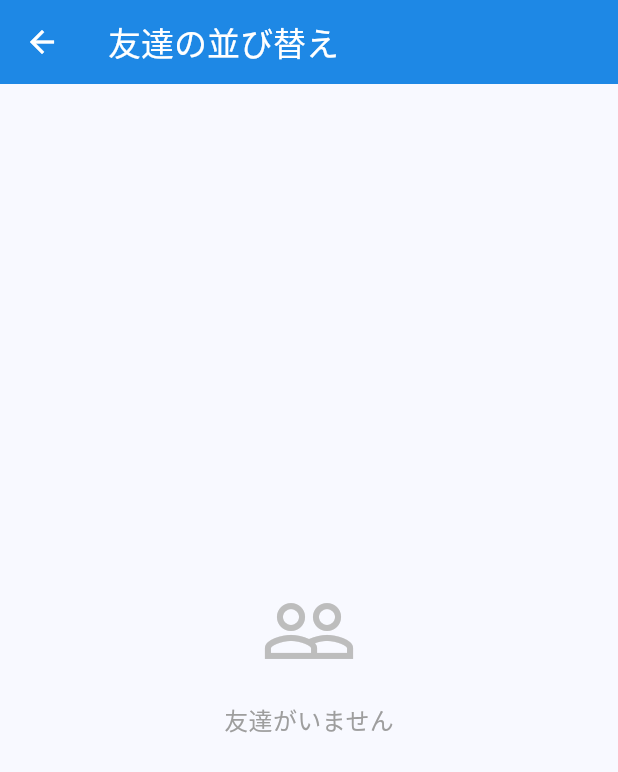
After one commit to thp-hoikujouhou-jpg/Callog, a Flutter app: the SearchContactsScreen screen opened directly, after a tap on the "swap vert" icon, on a phone screen of 412 x 824 dp. The commit adds this screen. Shown: the top 772 px of the screen. Run offline on Flutter 3.47's test engine with Material 3 defaults, Android fonts, the phone set to English and light mode, and no system bars; our stand-ins replace cloud_firestore, firebase_auth, firebase_core, firebase_storage, google_sign_in, image_picker and 1 more; accounts and stored records are empty; network calls fail.

Commit message:
Add dark mode, fix profile images, add friend reordering feature

```diff
--- /dev/null
+++ b/lib/screens/reorder_friends_screen.dart
@@ -0,0 +1,288 @@
+import 'package:flutter/material.dart';
+import 'package:provider/provider.dart';
+import 'package:cloud_firestore/cloud_firestore.dart';
+import 'package:firebase_auth/firebase_auth.dart';
+import '../services/localization_service.dart';
+
+class ReorderFriendsScreen extends StatefulWidget {
+  const ReorderFriendsScreen({super.key});
+
+  @override
+  State<ReorderFriendsScreen> createState() => _ReorderFriendsScreenState();
+}
+
+class _ReorderFriendsScreenState extends State<ReorderFriendsScreen> {
+  final FirebaseFirestore _firestore = FirebaseFirestore.instance;
+  final FirebaseAuth _auth = FirebaseAuth.instance;
+  List<Map<String, dynamic>> _friends = [];
+  bool _isLoading = true;
+  bool _hasChanges = false;
+
+  @override
+  void initState() {
+    super.initState();
+    _loadFriends();
+  }
+
+  Future<void> _loadFriends() async {
+    try {
+      final currentUser = _auth.currentUser;
+      if (currentUser == null) return;
+
+      final userDoc = await _firestore.collection('users').doc(currentUser.uid).get();
+      if (!userDoc.exists) {
+        setState(() => _isLoading = false);
+        return;
+      }
+
+      // Load friend order from Firestore
+      final friendOrder = List<String>.from(userDoc.data()?['friendOrder'] ?? []);
+      final friendIds = List<String>.from(userDoc.data()?['friends'] ?? []);
+
+      // If no custom order, use the friends list order
+      final orderedIds = friendOrder.isEmpty ? friendIds : friendOrder;
+
+      // Add any new friends not in the order list
+      for (var id in friendIds) {
+        if (!orderedIds.contains(id)) {
+          orderedIds.add(id);
+        }
+      }
+
+      // Remove any friends that are no longer in the friends list
+      orderedIds.removeWhere((id) => !friendIds.contains(id));
+
+      // Load friend details
+      final friendDocs = await Future.wait(
+        orderedIds.map((id) => _firestore.collection('users').doc(id).get()),
+      );
+
+      final friends = <Map<String, dynamic>>[];
+      for (var doc in friendDocs) {
+        if (doc.exists) {
+          final data = doc.data()!;
+          data['uid'] = doc.id;
+          friends.add(data);
+        }
+      }
+
+      setState(() {
+        _friends = friends;
+        _isLoading = false;
+      });
+    } catch (e) {
+      setState(() => _isLoading = false);
+    }
+  }
+
+  Future<void> _saveFriendOrder() async {
+    try {
+      final currentUser = _auth.currentUser;
+      if (currentUser == null) return;
+
+      final friendOrder = _friends.map((f) => f['uid'] as String).toList();
+
+      await _firestore.collection('users').doc(currentUser.uid).update({
+        'friendOrder': friendOrder,
+      });
+
+      setState(() => _hasChanges = false);
+
+      if (mounted) {
+        final localService = Provider.of<LocalizationService>(context, listen: false);
+        ScaffoldMessenger.of(context).showSnackBar(
+          SnackBar(
+            content: const Text('友達の順序を保存しました'),
+            backgroundColor: Colors.green,
+          ),
+        );
+
+        // Return true to indicate changes were saved
+        Navigator.pop(context, true);
+      }
+    } catch (e) {
+      if (mounted) {
+        ScaffoldMessenger.of(context).showSnackBar(
+          SnackBar(
+            content: Text('エラー: $e'),
+            backgroundColor: Colors.red,
+          ),
+        );
+      }
+    }
+  }
+
+  @override
+  Widget build(BuildContext context) {
+    final localService = Provider.of<LocalizationService>(context);
+
+    return WillPopScope(
+      onWillPop: () async {
+        if (_hasChanges) {
+          final shouldPop = await showDialog<bool>(
+            context: context,
+            builder: (context) => AlertDialog(
+              title: const Text('変更を破棄しますか？'),
+              content: const Text('保存していない変更があります。本当に戻りますか？'),
+              actions: [
+                TextButton(
+                  onPressed: () => Navigator.pop(context, false),
+                  child: const Text('キャンセル'),
+                ),
+                TextButton(
+                  onPressed: () => Navigator.pop(context, true),
+                  style: TextButton.styleFrom(foregroundColor: Colors.red),
+                  child: const Text('破棄'),
+                ),
+              ],
+            ),
+          );
+          return shouldPop ?? false;
+        }
+        return true;
+      },
+      child: Scaffold(
+        appBar: AppBar(
+          title: const Text('友達の並び替え'),
+          backgroundColor: Colors.blue.shade600,
+          foregroundColor: Colors.white,
+          actions: [
+            if (_hasChanges)
+              IconButton(
+                icon: const Icon(Icons.save),
+                onPressed: _saveFriendOrder,
+                tooltip: '保存',
+              ),
+          ],
+        ),
+        body: _isLoading
+            ? const Center(child: CircularProgressIndicator())
+            : _friends.isEmpty
+                ? Center(
+                    child: Column(
+                      mainAxisAlignment: MainAxisAlignment.center,
+                      children: [
+                        Icon(
+                          Icons.people_outline,
+                          size: 64,
+                          color: Colors.grey.shade400,
+                        ),
+                        const SizedBox(height: 16),
+                        const Text(
+                          '友達がいません',
+                          style: TextStyle(
+                            fontSize: 16,
+                            color: Colors.grey,
+                          ),
+                        ),
+                      ],
+                    ),
+                  )
+                : Column(
+                    children: [
+                      Container(
+                        padding: const EdgeInsets.all(16),
+                        color: Colors.blue.shade50,
+                        child: Row(
+                          children: [
+                            Icon(Icons.info_outline, color: Colors.blue.shade700),
+                            const SizedBox(width: 12),
+                            Expanded(
+                              child: Text(
+                                '長押ししてドラッグで順序を変更できます',
+                                style: TextStyle(
+                                  color: Colors.blue.shade700,
+                                  fontSize: 14,
+                                ),
+                              ),
+                            ),
+                          ],
+                        ),
+                      ),
+                      Expanded(
+                        child: ReorderableListView.builder(
+                          padding: const EdgeInsets.all(16),
+                          itemCount: _friends.length,
+                          onReorder: (oldIndex, newIndex) {
+                            setState(() {
+                              if (newIndex > oldIndex) {
+                                newIndex -= 1;
+                              }
+                              final friend = _friends.removeAt(oldIndex);
+                              _friends.insert(newIndex, friend);
+                              _hasChanges = true;
+                            });
+                          },
+                          itemBuilder: (context, index) {
+                            final friend = _friends[index];
+                            final photoUrl = friend['photoUrl'] as String?;
+                            final hasPhoto = photoUrl != null && photoUrl.isNotEmpty;
+
+                            return Card(
+                              key: ValueKey(friend['uid']),
+                              margin: const EdgeInsets.only(bottom: 12),
+                              child: ListTile(
+                                leading: CircleAvatar(
+                                  backgroundColor: Colors.blue.shade600,
+                                  backgroundImage: hasPhoto ? NetworkImage(photoUrl) : null,
+                                  onBackgroundImageError: hasPhoto ? (exception, stackTrace) {} : null,
+                                  child: hasPhoto
+                                      ? null
+                                      : Text(
+                                          (friend['username'] ?? '?')[0].toUpperCase(),
+                                          style: const TextStyle(color: Colors.white),
+                                        ),
+                                ),
+                                title: Text(
+                                  friend['username'] ?? 'Unknown',
+                                  style: const TextStyle(fontWeight: FontWeight.bold),
+                                ),
+                                subtitle: Text(friend['location'] ?? ''),
+                                trailing: Row(
+                                  mainAxisSize: MainAxisSize.min,
+                                  children: [
+                                    Text(
+                                      '#${index + 1}',
+                                      style: TextStyle(
+                                        color: Colors.grey.shade600,
+                                        fontWeight: FontWeight.bold,
+                                      ),
+                                    ),
+                                    const SizedBox(width: 8),
+                                    Icon(
+                                      Icons.drag_handle,
+                                      color: Colors.grey.shade600,
+                                    ),
+                                  ],
+                                ),
+                              ),
+                            );
+                          },
+                        ),
+                      ),
+                      if (_hasChanges)
+                        Container(
+                          padding: const EdgeInsets.all(16),
+                          child: SizedBox(
+                            width: double.infinity,
+                            height: 48,
+                            child: ElevatedButton.icon(
+                              onPressed: _saveFriendOrder,
+                              icon: const Icon(Icons.save),
+                              label: const Text('変更を保存'),
+                              style: ElevatedButton.styleFrom(
+                                backgroundColor: Colors.green.shade600,
+                                foregroundColor: Colors.white,
+                                shape: RoundedRectangleBorder(
+                                  borderRadius: BorderRadius.circular(8),
+                                ),
+                              ),
+                            ),
+                          ),
+                        ),
+                    ],
+                  ),
+      ),
+    );
+  }
+}
--- a/lib/screens/search_contacts_screen.dart
+++ b/lib/screens/search_contacts_screen.dart
@@ -3,6 +3,7 @@ import 'package:provider/provider.dart';
 import 'package:cloud_firestore/cloud_firestore.dart';
 import 'package:firebase_auth/firebase_auth.dart';
 import '../services/localization_service.dart';
+import 'reorder_friends_screen.dart';
 
 class SearchContactsScreen extends StatefulWidget {
   const SearchContactsScreen({super.key});
@@ -182,6 +183,23 @@ class _SearchContactsScreenState extends State<SearchContactsScreen> {
         title: Text(localService.translate('add_friend')),
         backgroundColor: Colors.blue.shade600,
         foregroundColor: Colors.white,
+        actions: [
+          IconButton(
+            icon: const Icon(Icons.swap_vert),
+            onPressed: () async {
+              final result = await Navigator.push(
+                context,
+                MaterialPageRoute(builder: (_) => const ReorderFriendsScreen()),
+              );
+
+              // Reload friends if changes were saved
+              if (result == true) {
+                await _loadFriends();
+              }
+            },
+            tooltip: '友達の並び替え',
+          ),
+        ],
       ),
       body: SafeArea(
         child: Column(
@@ -264,12 +282,23 @@ class _SearchContactsScreenState extends State<SearchContactsScreen> {
                         return Card(
                           margin: const EdgeInsets.only(bottom: 12),
                           child: ListTile(
-                            leading: CircleAvatar(
+                            leading: Builder(
+                              builder: (context) {
+                                final photoUrl = user['photoUrl'] as String?;
+                                final hasPhoto = photoUrl != null && photoUrl.isNotEmpty;
+
+                                return CircleAvatar(
                                   backgroundColor: Colors.blue.shade600,
-                              child: Text(
+                                  backgroundImage: hasPhoto ? NetworkImage(photoUrl) : null,
+                                  onBackgroundImageError: hasPhoto ? (exception, stackTrace) {} : null,
+                                  child: hasPhoto
+                                      ? null
+                                      : Text(
                                           (user['username'] ?? '?')[0].toUpperCase(),
                                           style: const TextStyle(color: Colors.white),
                                         ),
+                                );
+                              },
                             ),
                             title: Text(
                               user['username'] ?? 'Unknown',
@@ -359,12 +388,23 @@ class _SearchContactsScreenState extends State<SearchContactsScreen> {
                         return Card(
                           margin: const EdgeInsets.only(bottom: 12),
                           child: ListTile(
-                            leading: CircleAvatar(
+                            leading: Builder(
+                              builder: (context) {
+                                final photoUrl = data['photoUrl'] as String?;
+                                final hasPhoto = photoUrl != null && photoUrl.isNotEmpty;
+
+                                return CircleAvatar(
                                   backgroundColor: Colors.blue.shade600,
-                              child: Text(
+                                  backgroundImage: hasPhoto ? NetworkImage(photoUrl) : null,
+                                  onBackgroundImageError: hasPhoto ? (exception, stackTrace) {} : null,
+                                  child: hasPhoto
+                                      ? null
+                                      : Text(
                                           (data['username'] ?? '?')[0].toUpperCase(),
                                           style: const TextStyle(color: Colors.white),
                                         ),
+                                );
+                              },
                             ),
                             title: Text(
                               data['username'] ?? 'Unknown',
```
Also changed, not shown: lib/main.dart (+17 -1 lines), lib/screens/main_feed_screen.dart (+16 -1 lines), lib/screens/profile_settings_screen.dart (+21 -0 lines), lib/services/theme_service.dart (added, +48 -0 lines). Lines whose indentation alone changed are shown as unchanged.
